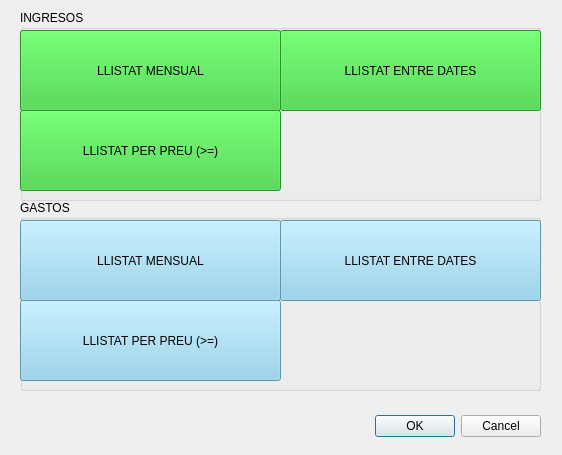
The window that templates/listing.ui (francescpuig7/cash) describes before a commit, drawn with Qt 5.
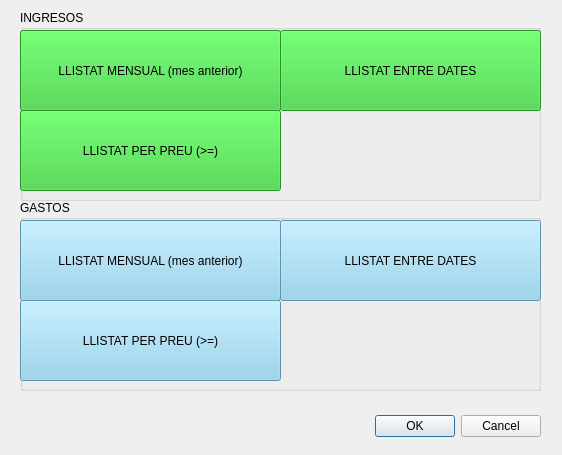
The same window after the commit.

Commit message: Set info

The edit to the form file:
```diff
--- a/templates/listing.ui
+++ b/templates/listing.ui
@@ -54,7 +54,7 @@
      <string notr="true">background-color: limegreen;</string>
     </property>
     <property name="text">
-     <string>LLISTAT MENSUAL</string>
+     <string>LLISTAT MENSUAL (mes anterior)</string>
     </property>
    </widget>
    <widget class="QPushButton" name="btn_sells_dates">
@@ -115,7 +115,7 @@
      <string notr="true">background-color: skyblue;</string>
     </property>
     <property name="text">
-     <string>LLISTAT MENSUAL</string>
+     <string>LLISTAT MENSUAL (mes anterior)</string>
     </property>
    </widget>
    <widget class="QPushButton" name="btn_payments_dates">
```
The commit also changes 1 other file.
